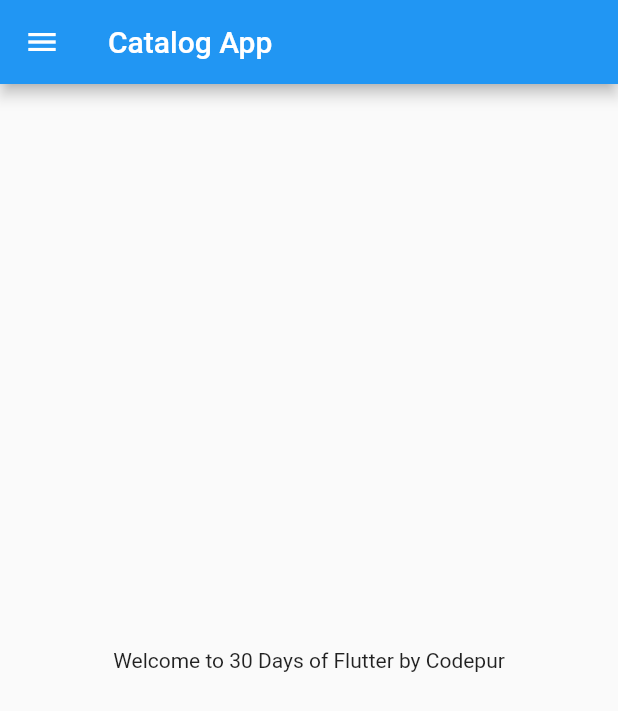
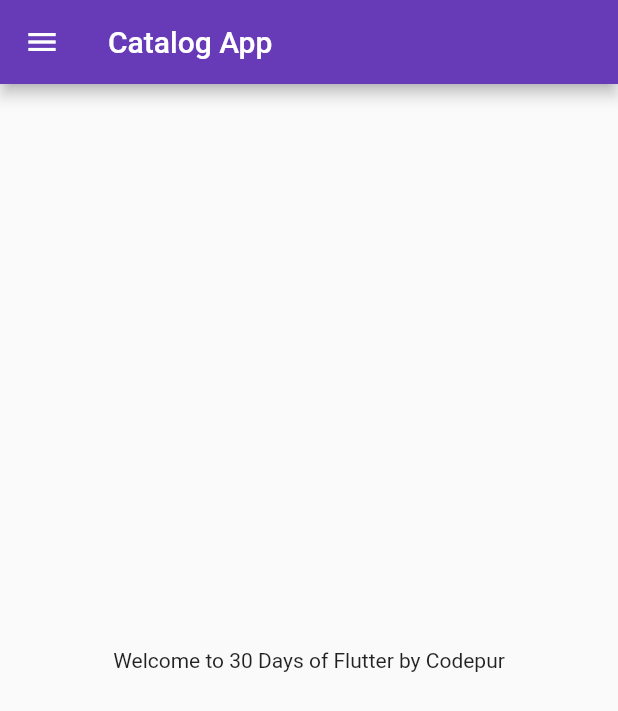
Before and after one commit to Ansari-Osama/Flutter_Catalog, a Flutter app: the screen it shows after launch, on a phone screen of 412 x 824 dp. Shown: the top 711 px of the screen. Run offline on Flutter 3.47's test engine with Material 2 defaults, Android fonts, the phone set to English and light mode, and no system bars.

Commit message:
Day3 Completed

```diff
--- a/lib/main.dart
+++ b/lib/main.dart
@@ -1,5 +1,6 @@
 import 'package:flutter/material.dart';
 import 'pages/home_page.dart';
+import 'pages/login_page.dart';
 
 void main() {
   runApp(MyApp());
@@ -9,7 +10,19 @@ class MyApp extends StatelessWidget {
   @override
   Widget build(BuildContext context) {
     return MaterialApp(
-      home: HomePage(),
+      themeMode: ThemeMode.light,
+      theme: ThemeData(
+        primarySwatch: Colors.deepPurple,
+      ),
+      darkTheme: ThemeData(
+        brightness: Brightness.dark,
+      ),
+      initialRoute: "/home",
+      routes: {
+        "/": (context) => LoginPage(),
+        "/home": (context) => HomePage(),
+        "/login": (context) => LoginPage(),
+      },
     );
   }
 }
```
Also changed, not shown: lib/pages/login_page.dart (added, +21 -0 lines).
